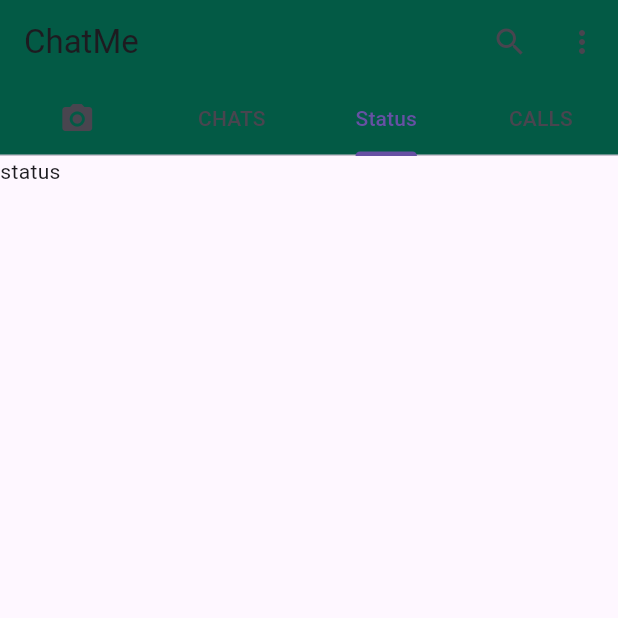
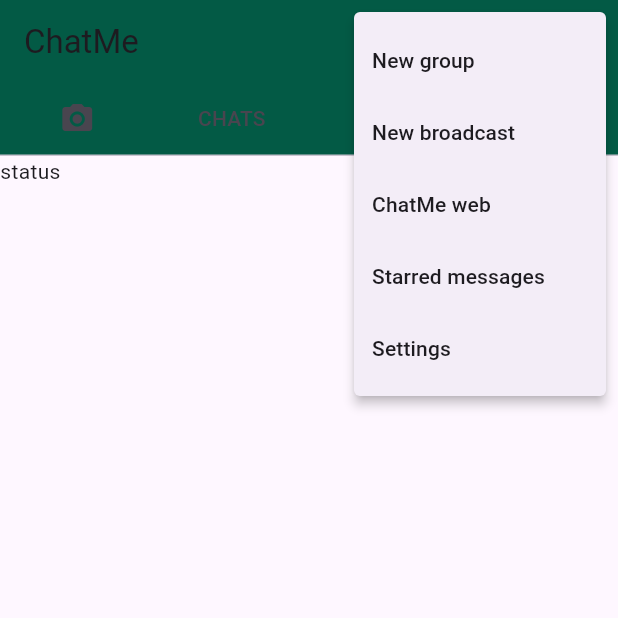
Before and after one commit to IsuraViranga/ChatApp, a Flutter app: the screen it shows after launch, tab 3 chosen, after a tap on the "more vert" icon, on a phone screen of 412 x 824 dp, the top half of it. Run offline on Flutter 3.47's test engine with Material 3 defaults, Android fonts, the phone set to English and light mode, and no system bars.

Commit message:
popup menue item added to app bar

```diff
--- /dev/null
+++ b/lib/Pages/chatpage.dart
@@ -0,0 +1,22 @@
+import 'package:flutter/material.dart';
+
+class chatPage extends StatefulWidget {
+  const chatPage({Key? key}) : super(key: key);
+
+  @override
+  State<chatPage> createState() => _chatPageState();
+}
+
+class _chatPageState extends State<chatPage> {
+  @override
+  Widget build(BuildContext context) {
+    return Scaffold(
+      floatingActionButton: FloatingActionButton(
+          onPressed: () {},
+          child: const Icon(Icons.chat),
+          backgroundColor:const Color(0xFF035A45),
+      )
+      ,
+    );
+  }
+}
--- a/lib/Screens/HomeScreen.dart
+++ b/lib/Screens/HomeScreen.dart
@@ -1,4 +1,6 @@
 import 'package:flutter/material.dart';
+
+import '../Pages/chatpage.dart';
 
 class HomeScreen extends StatefulWidget {
   const HomeScreen({Key? key}) : super(key: key);
@@ -23,9 +25,37 @@ class _HomeScreenState extends State<HomeScreen> with SingleTickerProviderStateM
         backgroundColor:const Color(0xFF035A45),
         actions: [
           IconButton(onPressed: (){}, icon:const Icon(Icons.search)),
-          IconButton(onPressed: (){}, icon:const Icon(Icons.more_vert)),
+          PopupMenuButton(
+              onSelected:(value){
+                print(value);
+              } ,
+              itemBuilder: (BuildContext context){
+            return const[
+              PopupMenuItem(
+                  value:"New group",
+                  child: Text("New group"),
+              ),
+              PopupMenuItem(
+                  value:"New broadcast",
+                  child: Text("New broadcast"),
+              ),
+              PopupMenuItem(
+                  value:"ChatMe web",
+                  child: Text("ChatMe web"),
+              ),
+              PopupMenuItem(
+                  value:"Starred messages",
+                  child: Text("Starred messages"),
+              ),
+              PopupMenuItem(
+                  value:"Settings",
+                  child: Text("Settings"),
+              )
+            ];
+          }),
         ],
         bottom: TabBar(
+          indicatorColor: Colors.white,
           controller: _controller,
           tabs: const [
             Tab(
@@ -47,7 +77,7 @@ class _HomeScreenState extends State<HomeScreen> with SingleTickerProviderStateM
         controller: _controller,
         children: const [
           Text("camera"),
-          Text("chats"),
+          chatPage(),
           Text("status"),
           Text("calls")
         ],
```
